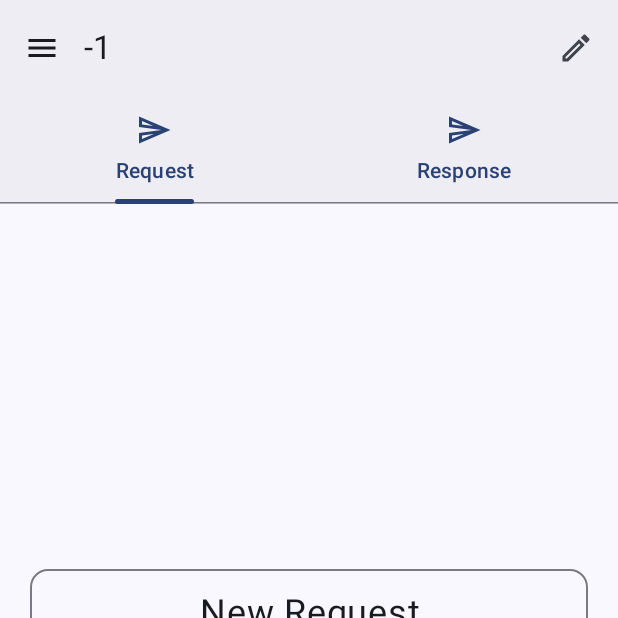
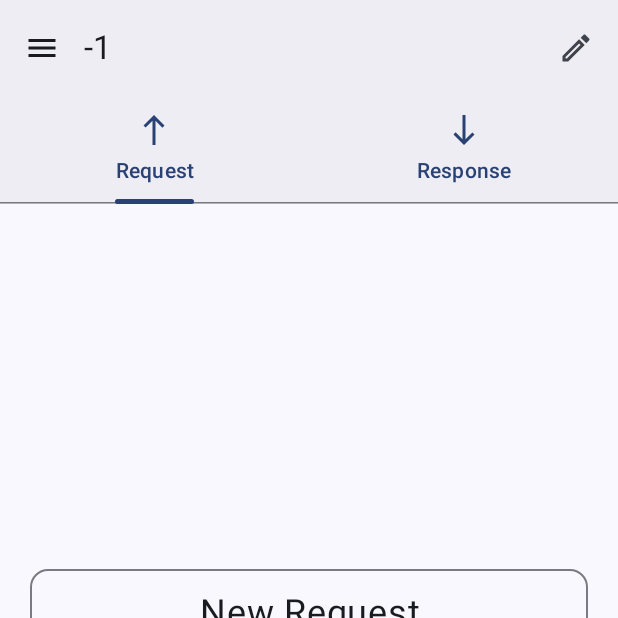
Before and after one commit to yasashny/QueryQuill, an Android app built with Jetpack Compose: the screen it shows after launch (MainActivity), on a phone screen of 412 x 824 dp, the top half of it. Run offline under Robolectric (Android 15) with nearby library versions, the phone set to English and light mode, and no system bars; our stand-ins replace Room's generated code, window size class.

Commit message:
feat: Update tabs icons

```diff
--- a/app/src/main/java/ru/yasdev/queryquill/components/Tabs.kt
+++ b/app/src/main/java/ru/yasdev/queryquill/components/Tabs.kt
@@ -39,6 +39,7 @@ import androidx.compose.ui.geometry.CornerRadius
 import androidx.compose.ui.graphics.Color
 import androidx.compose.ui.graphics.drawscope.Stroke
 import androidx.compose.ui.layout.Measurable
+import androidx.compose.ui.res.painterResource
 import androidx.compose.ui.text.style.LineHeightStyle
 import androidx.compose.ui.text.style.TextOverflow
 import androidx.compose.ui.tooling.preview.Preview
@@ -48,9 +49,7 @@ import androidx.compose.ui.unit.dp
 import androidx.navigation.NavController
 import kotlinx.coroutines.coroutineScope
 import kotlinx.coroutines.launch
-
-
-
+import ru.yasdev.queryquill.R
 
 
 @Composable
@@ -69,7 +68,21 @@ fun PrimaryTextTabs(pagerState: PagerState) {
                            }
                     },
                     text = { Text(text = title, maxLines = 2, overflow = TextOverflow.Ellipsis) },
-                    icon = { Icon(imageVector = Icons.AutoMirrored.Outlined.Send, contentDescription = "")}
+                    icon = {
+                        if (index == 0) {
+                            Icon(
+                                painter = painterResource(id = R.drawable.baseline_north_24),
+                                contentDescription = ""
+                            )
+                        }
+                        else{
+                            Icon(
+                                painter = painterResource(id = R.drawable.baseline_south_24),
+                                contentDescription = ""
+                            )
+                        }
+                    }
+
                 )
             }
         }
--- /dev/null
+++ b/app/src/main/res/drawable/baseline_north_24.xml
@@ -0,0 +1,5 @@
+<vector xmlns:android="http://schemas.android.com/apk/res/android" android:height="24dp" android:tint="#000000" android:viewportHeight="24" android:viewportWidth="24" android:width="24dp">
+
+    <path android:fillColor="@android:color/white" android:pathData="M5,9l1.41,1.41L11,5.83V22H13V5.83l4.59,4.59L19,9l-7,-7L5,9z"/>
+
+</vector>
--- /dev/null
+++ b/app/src/main/res/drawable/baseline_south_24.xml
@@ -0,0 +1,5 @@
+<vector xmlns:android="http://schemas.android.com/apk/res/android" android:height="24dp" android:tint="#000000" android:viewportHeight="24" android:viewportWidth="24" android:width="24dp">
+
+    <path android:fillColor="@android:color/white" android:pathData="M19,15l-1.41,-1.41L13,18.17V2H11v16.17l-4.59,-4.59L5,15l7,7L19,15z"/>
+
+</vector>
```
